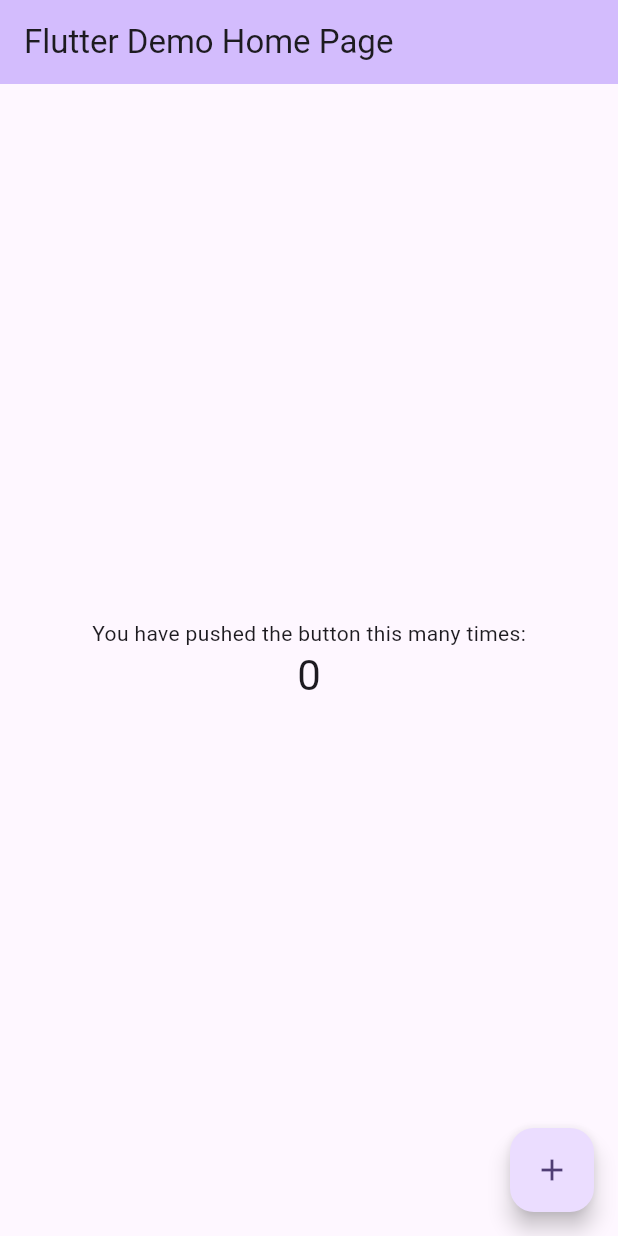
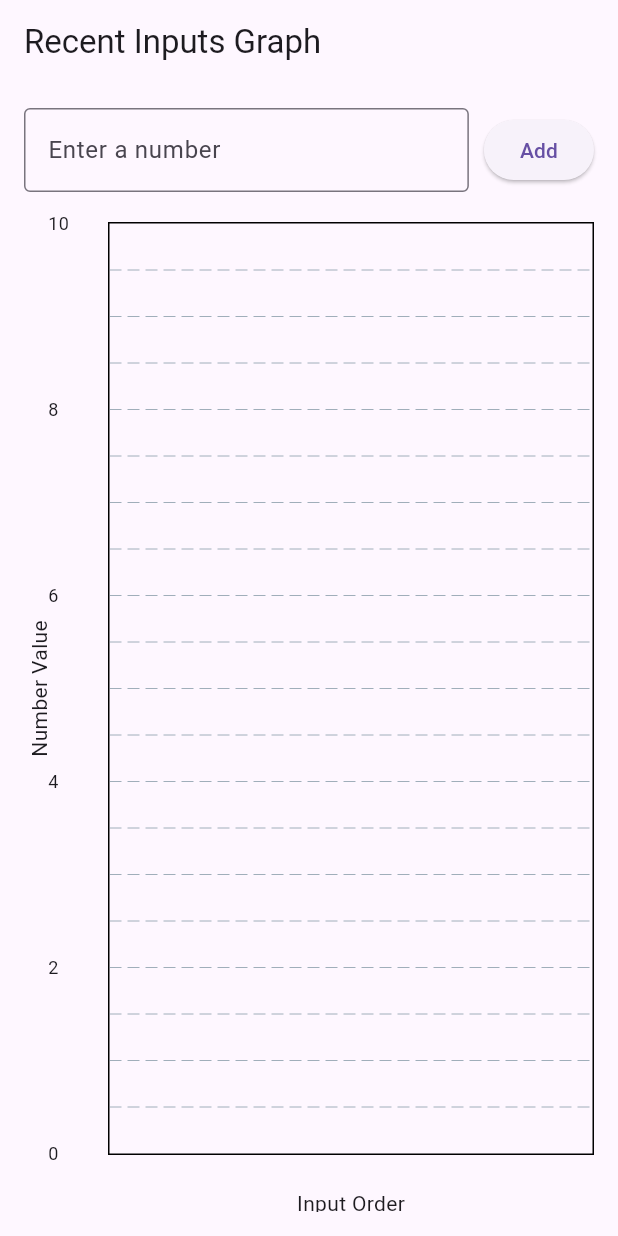
Before and after one commit to rrisic/CPR-PulseCoach, a Flutter app: the screen it shows after launch, on a phone screen of 412 x 824 dp. Run offline on Flutter 3.47's test engine with Material 3 defaults, Android fonts, the phone set to English and light mode, and no system bars; drawn by our look-alikes of fl_chart.

Commit message:
Added graph

```diff
--- a/app/lib/main.dart
+++ b/app/lib/main.dart
@@ -1,122 +1,186 @@
 import 'package:flutter/material.dart';
+import 'package:fl_chart/fl_chart.dart';
 
 void main() {
-  runApp(const MyApp());
+  runApp(MyApp());
 }
 
 class MyApp extends StatelessWidget {
-  const MyApp({super.key});
-
-  // This widget is the root of your application.
   @override
   Widget build(BuildContext context) {
     return MaterialApp(
-      title: 'Flutter Demo',
-      theme: ThemeData(
-        // This is the theme of your application.
-        //
-        // TRY THIS: Try running your application with "flutter run". You'll see
-        // the application has a purple toolbar. Then, without quitting the app,
-        // try changing the seedColor in the colorScheme below to Colors.green
-        // and then invoke "hot reload" (save your changes or press the "hot
-        // reload" button in a Flutter-supported IDE, or press "r" if you used
-        // the command line to start the app).
-        //
-        // Notice that the counter didn't reset back to zero; the application
-        // state is not lost during the reload. To reset the state, use hot
-        // restart instead.
-        //
-        // This works for code too, not just values: Most code changes can be
-        // tested with just a hot reload.
-        colorScheme: ColorScheme.fromSeed(seedColor: Colors.deepPurple),
+      home: Scaffold(
+        appBar: AppBar(
+          title: Text('Recent Inputs Graph'),
+        ),
+        body: InputGraphWidget(),
       ),
-      home: const MyHomePage(title: 'Flutter Demo Home Page'),
     );
   }
 }
 
-class MyHomePage extends StatefulWidget {
-  const MyHomePage({super.key, required this.title});
-
-  // This widget is the home page of your application. It is stateful, meaning
-  // that it has a State object (defined below) that contains fields that affect
-  // how it looks.
-
-  // This class is the configuration for the state. It holds the values (in this
-  // case the title) provided by the parent (in this case the App widget) and
-  // used by the build method of the State. Fields in a Widget subclass are
-  // always marked "final".
-
-  final String title;
-
+class InputGraphWidget extends StatefulWidget {
   @override
-  State<MyHomePage> createState() => _MyHomePageState();
+  _InputGraphWidgetState createState() => _InputGraphWidgetState();
 }
 
-class _MyHomePageState extends State<MyHomePage> {
-  int _counter = 0;
+class _InputGraphWidgetState extends State<InputGraphWidget> {
+  final TextEditingController _controller = TextEditingController();
+  List<double> recentNumbers = [];
 
-  void _incrementCounter() {
-    setState(() {
-      // This call to setState tells the Flutter framework that something has
-      // changed in this State, which causes it to rerun the build method below
-      // so that the display can reflect the updated values. If we changed
-      // _counter without calling setState(), then the build method would not be
-      // called again, and so nothing would appear to happen.
-      _counter++;
-    });
+  // Function to round up maxY to a sensible value
+  double roundUpMaxY(double maxValue) {
+    if (maxValue <= 0) return 10.0; // Default for no data or negative values
+
+    // Determine the step size based on the magnitude of maxValue
+    double step;
+    if (maxValue <= 10) {
+      step = 2; // Small numbers: step by 2 (e.g., 2, 4, 6, 8, 10)
+    } else if (maxValue <= 50) {
+      step = 10; // Medium numbers: step by 10 (e.g., 10, 20, 30, 40, 50)
+    } else if (maxValue <= 200) {
+      step = 20; // Larger numbers: step by 20 (e.g., 20, 40, 60, 80, 100)
+    } else {
+      step = 50; // Very large numbers: step by 50 (e.g., 50, 100, 150, 200)
+    }
+
+    // Round up to the nearest step
+    return (maxValue / step).ceil() * step;
   }
 
   @override
   Widget build(BuildContext context) {
-    // This method is rerun every time setState is called, for instance as done
-    // by the _incrementCounter method above.
-    //
-    // The Flutter framework has been optimized to make rerunning build methods
-    // fast, so that you can just rebuild anything that needs updating rather
-    // than having to individually change instances of widgets.
-    return Scaffold(
-      appBar: AppBar(
-        // TRY THIS: Try changing the color here to a specific color (to
-        // Colors.amber, perhaps?) and trigger a hot reload to see the AppBar
-        // change color while the other colors stay the same.
-        backgroundColor: Theme.of(context).colorScheme.inversePrimary,
-        // Here we take the value from the MyHomePage object that was created by
-        // the App.build method, and use it to set our appbar title.
-        title: Text(widget.title),
+    // Calculate maxY dynamically, default to 10 if no data
+    double maxY = recentNumbers.isNotEmpty
+        ? recentNumbers.reduce((a, b) => a > b ? a : b)
+        : 10.0;
+    maxY = roundUpMaxY(maxY); // Round up to a sensible value
+
+    // Calculate the interval for y-axis ticks to align with maxY
+    double yInterval;
+    if (maxY <= 10) {
+      yInterval = 2; // Small steps for small maxY
+    } else if (maxY <= 50) {
+      yInterval = 10;
+    } else if (maxY <= 200) {
+      yInterval = 20;
+    } else {
+      yInterval = 50;
+    }
+
+    return Padding(
+      padding: const EdgeInsets.all(16.0),
+      child: Column(
+        crossAxisAlignment: CrossAxisAlignment.stretch,
+        children: [
+          // Input Section
+          Row(
+            children: [
+              Expanded(
+                child: TextField(
+                  controller: _controller,
+                  keyboardType: TextInputType.number,
+                  decoration: InputDecoration(
+                    labelText: 'Enter a number',
+                    border: OutlineInputBorder(),
+                  ),
+                ),
+              ),
+              SizedBox(width: 10),
+              ElevatedButton(
+                onPressed: () {
+                  String input = _controller.text;
+                  try {
+                    double number = double.parse(input);
+                    setState(() {
+                      if (recentNumbers.length >= 5) {
+                        recentNumbers.removeAt(0); // Remove oldest number
+                      }
+                      recentNumbers.add(number); // Add new number
+                      _controller.clear(); // Clear the input field
+                    });
+                  } catch (e) {
+                    ScaffoldMessenger.of(context).showSnackBar(
+                      SnackBar(content: Text('Please enter a valid number')),
+                    );
+                  }
+                },
+                child: Text('Add'),
+              ),
+            ],
+          ),
+          SizedBox(height: 20), // Spacing between input and graph
+
+          // Graph Section
+          Expanded(
+            child: LineChart(
+              LineChartData(
+                minY: 0, // Y-axis lower bound at 0
+                maxY: maxY, // Use the rounded maxY
+                lineBarsData: [
+                  LineChartBarData(
+                    spots: List.generate(
+                      recentNumbers.length,
+                      (index) => FlSpot(index.toDouble(), recentNumbers[index]),
+                    ),
+                    isCurved: false, // Straight lines between points
+                    color: Colors.blue, // Line color
+                    barWidth: 2, // Line thickness
+                    dotData: FlDotData(show: true), // Show dots at data points
+                  ),
+                ],
+                titlesData: FlTitlesData(
+                  bottomTitles: AxisTitles(
+                    sideTitles: SideTitles(
+                      showTitles: true,
+                      interval: 1,
+                      getTitlesWidget: (value, meta) {
+                        int index = value.toInt();
+                        if (index >= 0 && index < recentNumbers.length) {
+                          return Text(
+                            (index + 1).toString(),
+                            style: TextStyle(fontSize: 12),
+                          );
+                        }
+                        return Text('');
+                      },
+                    ),
+                    axisNameWidget: Text('Input Order'),
+                  ),
+                  leftTitles: AxisTitles(
+                    sideTitles: SideTitles(
+                      showTitles: true,
+                      reservedSize: 40, // Space for y-axis labels
+                      interval: yInterval, // Set the y-axis tick interval
+                      getTitlesWidget: (value, meta) {
+                        // Only show labels up to maxY
+                        if (value <= maxY) {
+                          return Text(
+                            value.toInt().toString(),
+                            style: TextStyle(fontSize: 12),
+                          );
+                        }
+                        return Text('');
+                      },
+                    ),
+                    axisNameWidget: Text('Number Value'),
+                  ),
+                  topTitles: AxisTitles(sideTitles: SideTitles(showTitles: false)),
+                  rightTitles: AxisTitles(sideTitles: SideTitles(showTitles: false)),
+                ),
+                borderData: FlBorderData(show: true), // Show chart border
+                gridData: FlGridData(show: true), // Show grid lines
+              ),
+            ),
+          ),
+        ],
       ),
-      body: Center(
-        // Center is a layout widget. It takes a single child and positions it
-        // in the middle of the parent.
-        child: Column(
-          // Column is also a layout widget. It takes a list of children and
-          // arranges them vertically. By default, it sizes itself to fit its
-          // children horizontally, and tries to be as tall as its parent.
-          //
-          // Column has various properties to control how it sizes itself and
-          // how it positions its children. Here we use mainAxisAlignment to
-          // center the children vertically; the main axis here is the vertical
-          // axis because Columns are vertical (the cross axis would be
-          // horizontal).
-          //
-          // TRY THIS: Invoke "debug painting" (choose the "Toggle Debug Paint"
-          // action in the IDE, or press "p" in the console), to see the
-          // wireframe for each widget.
-          mainAxisAlignment: MainAxisAlignment.center,
-          children: <Widget>[
-            const Text('You have pushed the button this many times:'),
-            Text(
-              '$_counter',
-              style: Theme.of(context).textTheme.headlineMedium,
-            ),
-          ],
-        ),
-      ),
-      floatingActionButton: FloatingActionButton(
-        onPressed: _incrementCounter,
-        tooltip: 'Increment',
-        child: const Icon(Icons.add),
-      ), // This trailing comma makes auto-formatting nicer for build methods.
     );
   }
+
+  @override
+  void dispose() {
+    _controller.dispose(); // Clean up the controller
+    super.dispose();
+  }
 }
```
Also changed, not shown: app/pubspec.yaml (+4 -83 lines), app/pubspec.lock.
